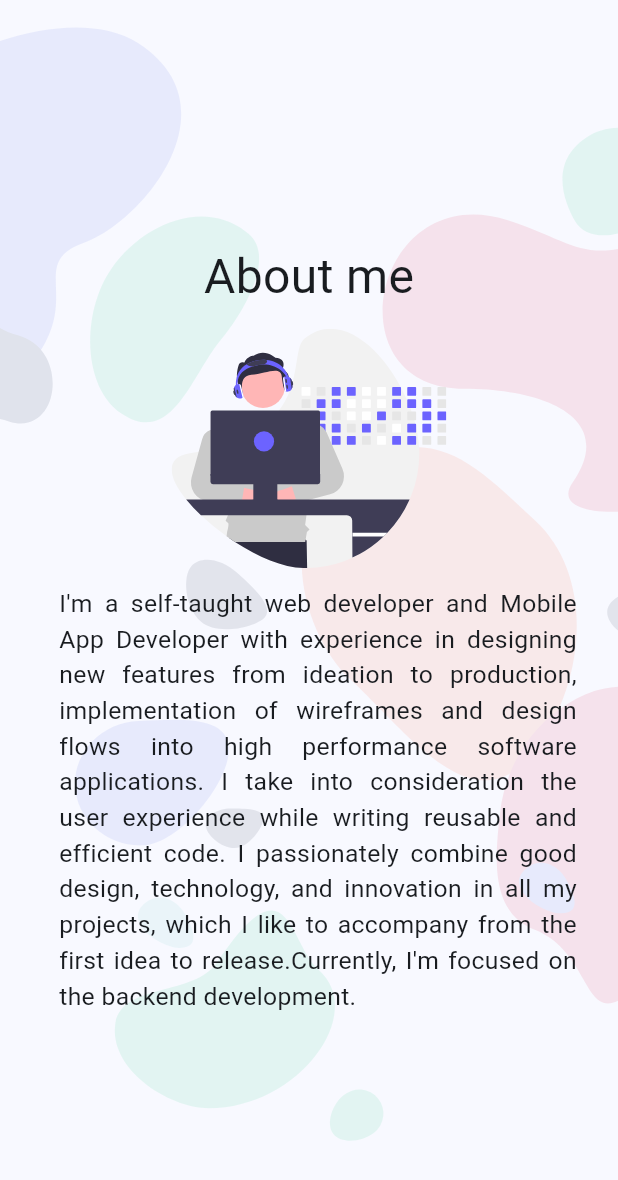
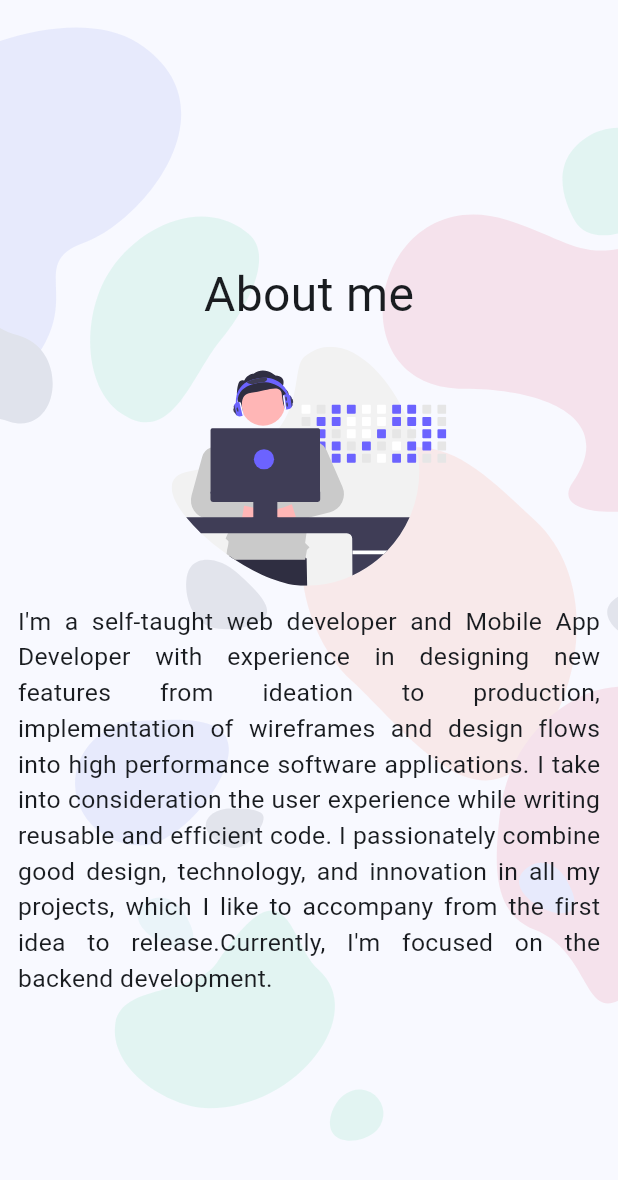
Before and after one commit to Wachu985/personal-website, a Flutter app: the AboutView widget shown alone on an empty page, opened directly, on a phone screen of 412 x 824 dp. Shown: the top 1180 px of the screen. Run offline on Flutter 3.47's test engine with Material 3 defaults, Android fonts, the phone set to English and light mode, and no system bars; our stand-ins replace animate_do, animated_text_kit, equatable, flutter_bloc, flutter_svg, go_router and 2 more; missing offline and left inert: awesome_icons, dart:html, particles_fly.

Commit message:
fix: Fixed error with about page in mobile view

```diff
--- a/lib/src/presentation/views/about_view.dart
+++ b/lib/src/presentation/views/about_view.dart
@@ -60,11 +60,9 @@ class AboutView extends StatelessWidget {
                             ),
                           ],
                         )
-                    : Wrap(
-                        alignment: WrapAlignment.center,
-                        runAlignment: WrapAlignment.center,
-                        crossAxisAlignment: WrapCrossAlignment.center,
-                        children: [
+                      : Container()),
+            ),
+            if (ResponsiveBreakpoints.of(context).isMobile) ...[
               SizedBox(
                 height: 200,
                 width: 200,
@@ -73,21 +71,15 @@ class AboutView extends StatelessWidget {
                   semanticsLabel: 'Acme Logo',
                 ),
               ),
-                          Expanded(
-                            flex: 1,
-                            child: Padding(
-                              padding: const EdgeInsets.only(left: 13.0),
+              Padding(
+                padding: const EdgeInsets.only(left: 13.0, right: 13),
                 child: Text(
                   "I'm a self-taught web developer and Mobile App Developer with experience in designing new features from ideation to production, implementation of wireframes and design flows into high performance software applications. I take into consideration the user experience while writing reusable and efficient code. I passionately combine good design, technology, and innovation in all my projects, which I like to accompany from the first idea to release.Currently, I'm focused on the backend development.",
                   textAlign: TextAlign.justify,
                   style: GoogleFonts.istokWeb(fontSize: 18),
                 ),
               ),
-                          ),
             ],
-                      ),
-              ),
-            ),
             if (!ResponsiveBreakpoints.of(context).isMobile) ...[
               FadeIn(
                 delay: const Duration(milliseconds: 700),
```
Also changed, not shown: lib/src/presentation/views/projects_view.dart (+28 -13 lines), 4 other files. Lines whose indentation alone changed are shown as unchanged.
